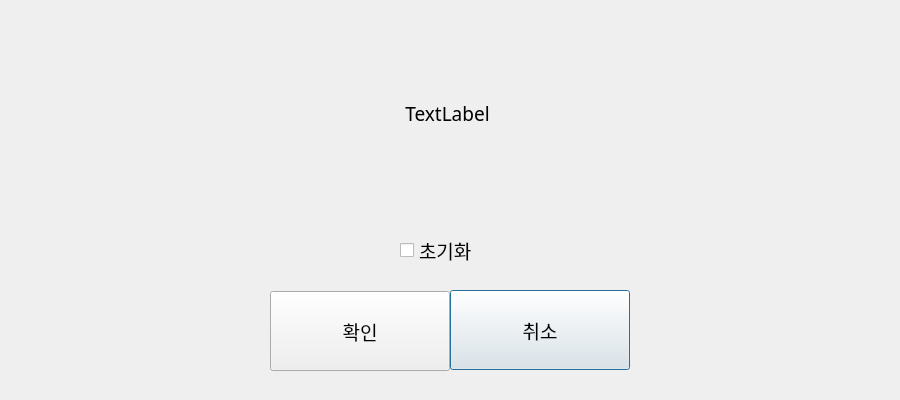
Old version of the form questiondialog.ui in the repository topgun630831/new_tmsview_git.
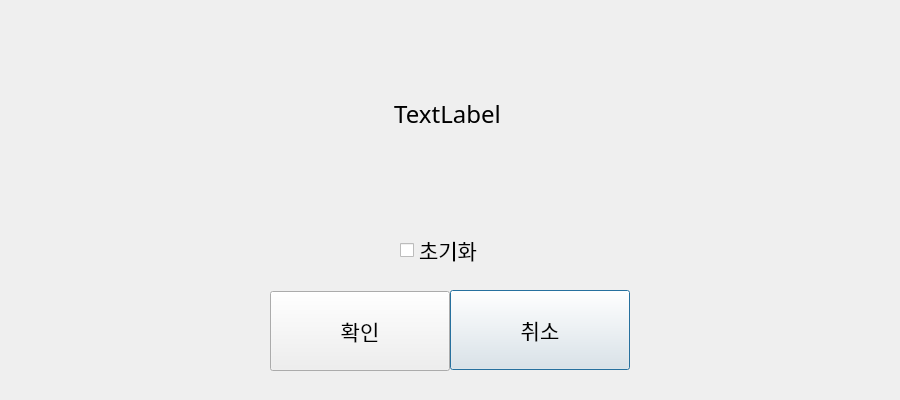
New version of the form.

What changed in the file:
```diff
--- a/questiondialog.ui
+++ b/questiondialog.ui
@@ -13,7 +13,7 @@
   <property name="font">
    <font>
     <family>나눔고딕코딩</family>
-    <pointsize>14</pointsize>
+    <pointsize>16</pointsize>
    </font>
   </property>
   <property name="windowTitle">
@@ -30,7 +30,7 @@
    </property>
    <property name="font">
     <font>
-     <pointsize>14</pointsize>
+     <pointsize>18</pointsize>
     </font>
    </property>
    <property name="text">
```
